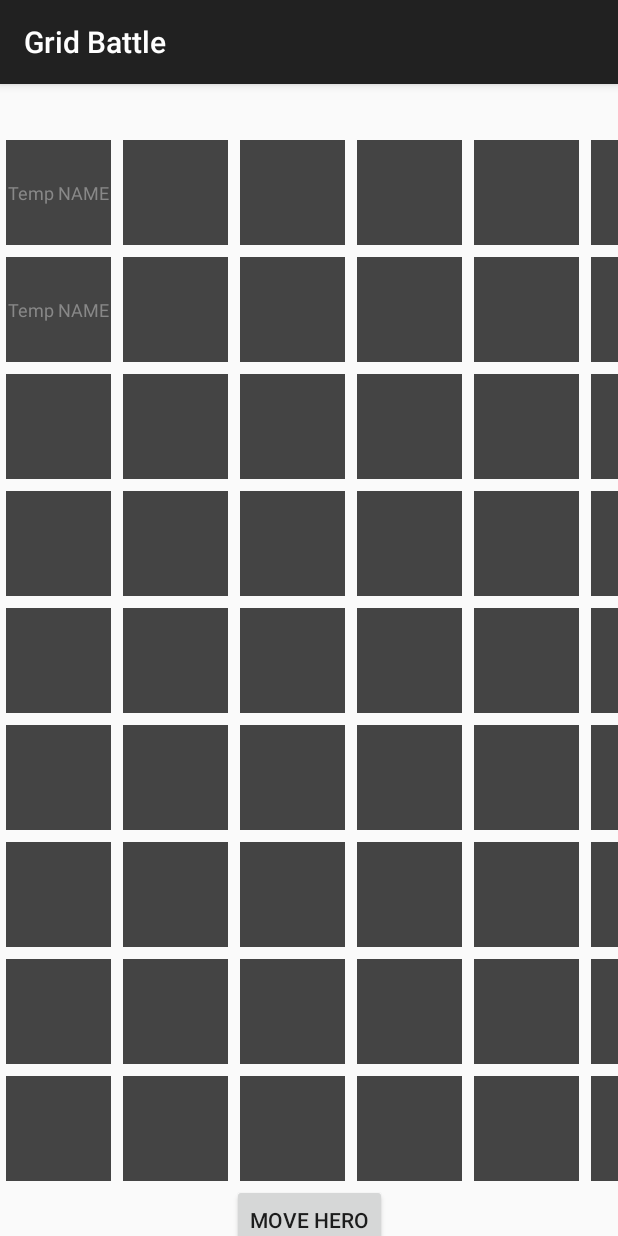
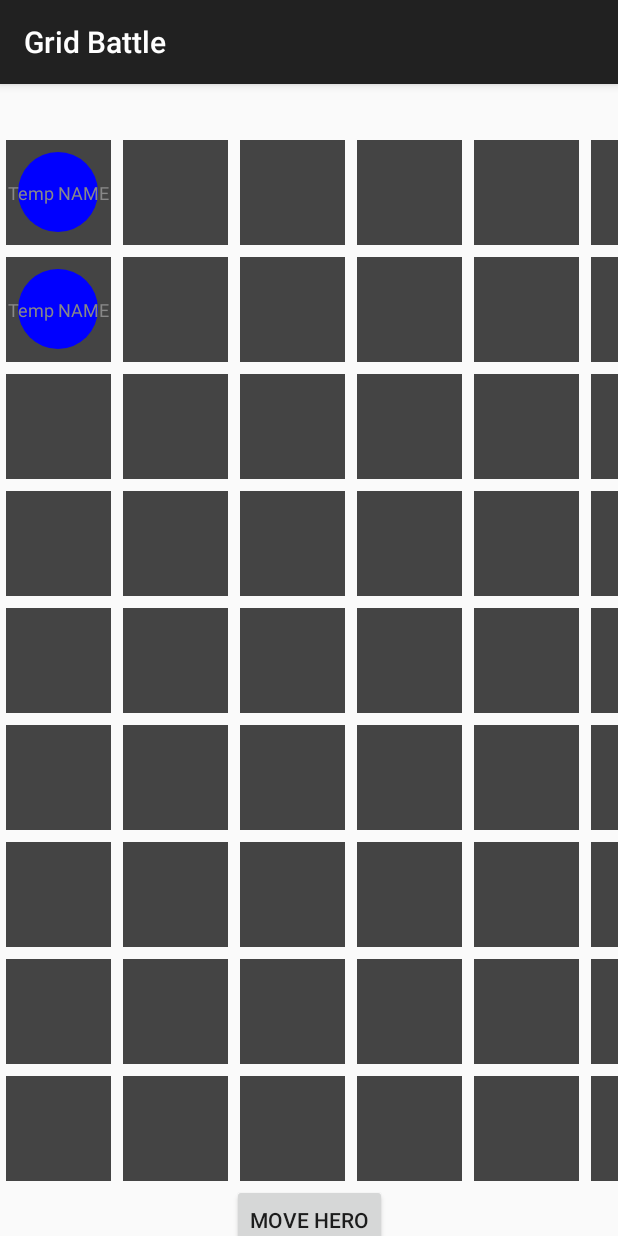
Before and after one commit to Monkeygator57/GuildLegacyBuild, an Android app: the GridBattleActivity screen opened directly, with no data from a screen before it, on a phone screen of 412 x 824 dp. Run offline under Robolectric (Android 15) with nearby library versions, the phone set to English and light mode, and no system bars.

Commit message:
Fixed merge errors.

```diff
--- a/app/src/main/java/com/example/test3/GridManager.java
+++ b/app/src/main/java/com/example/test3/GridManager.java
@@ -37,13 +37,39 @@ public class GridManager {
     //method to initialize the grid with example data. (place hero/enemy)
     public void initializeGrid() {
         // example setup of initial heroes and enemies,
-        Hero hero1 = new Hero("Warrior", 100, 30, 10, 0,"Warrior");
-        Hero hero2 = new Hero("Warrior", 100, 30, 10, 0,"Warrior");
+        // Define sprite sheets for the knight character
+        Map<Character.SpriteState, String> knightSpriteSheets = new HashMap<>();
+        knightSpriteSheets.put(Character.SpriteState.IDLE, "knight_idle");
+        knightSpriteSheets.put(Character.SpriteState.ATTACK, "knight_attack01");
+        knightSpriteSheets.put(Character.SpriteState.HIT, "knight_hurt");
+        knightSpriteSheets.put(Character.SpriteState.DEATH, "knight_death");
+        // Define sprite sheet frames for states
+        Map<Character.SpriteState, Integer> knightFrameCounts = new HashMap<>();
+        knightFrameCounts.put(Character.SpriteState.IDLE, 6);     // 4 frames for IDLE
+        knightFrameCounts.put(Character.SpriteState.ATTACK, 7);   // 6 frames for ATTACK
+        knightFrameCounts.put(Character.SpriteState.HIT, 4);      // 2 frames for HIT
+        knightFrameCounts.put(Character.SpriteState.DEATH, 4);    // 5 frames for Death
+
+        Hero hero1 = new Hero("Warrior", 100, 30, 10, 0,10,10,10,0,"Warrior", knightSpriteSheets, knightFrameCounts);
+        Hero hero2 = new Hero("Warrior", 100, 30, 10, 0,10,10,10,0,"Warrior", knightSpriteSheets, knightFrameCounts);
         characterObjects.put(new Pair<>(0, 0), hero1); //place hero1 at (0,0)
         characterObjects.put(new Pair<>(1, 0), hero2); //place hero2 at (1,0)
 
-        Enemy enemy1 = new Enemy("Goblin", 50, 20, 5, 0, false);
-        Enemy enemy2 = new Enemy("Goblin", 50, 20, 5, 0, false);
+        // Define sprite sheets for the goblin character
+        Map<Character.SpriteState, String> goblinSpriteSheets = new HashMap<>();
+        goblinSpriteSheets.put(Character.SpriteState.IDLE, "orc_idle");
+        goblinSpriteSheets.put(Character.SpriteState.ATTACK, "orc_attack01");
+        goblinSpriteSheets.put(Character.SpriteState.HIT, "orc_hurt");
+        goblinSpriteSheets.put(Character.SpriteState.DEATH, "orc_death");
+
+        Map<Character.SpriteState, Integer> goblinFrameCounts = new HashMap<>();
+        goblinFrameCounts.put(Character.SpriteState.IDLE, 6);
+        goblinFrameCounts.put(Character.SpriteState.ATTACK, 6);
+        goblinFrameCounts.put(Character.SpriteState.HIT, 4);
+        goblinFrameCounts.put(Character.SpriteState.DEATH, 4);
+
+        Enemy enemy1 = new Enemy("Goblin", 50, 20, 5, 0, 10,10,10,0,false, goblinSpriteSheets, goblinFrameCounts);
+        Enemy enemy2 = new Enemy("Goblin", 50, 20, 5, 0, 10,10,10,0,false, goblinSpriteSheets, goblinFrameCounts);
         characterObjects.put(new Pair<>(7, 8), enemy1); //place enemy1 at (9,9)
         characterObjects.put(new Pair<>(8, 8), enemy2); //place enemy2 at (8,9)
 
--- a/app/src/main/java/com/example/test3/MainActivity.java
+++ b/app/src/main/java/com/example/test3/MainActivity.java
@@ -11,6 +11,7 @@ import androidx.navigation.Navigation;
 import androidx.navigation.ui.AppBarConfiguration;
 import androidx.navigation.ui.NavigationUI;
 import com.example.test3.databinding.ActivityMainBinding;
+
 
 import android.view.Menu;
 import android.view.MenuItem;
```
Also changed, not shown: 1 other file.
